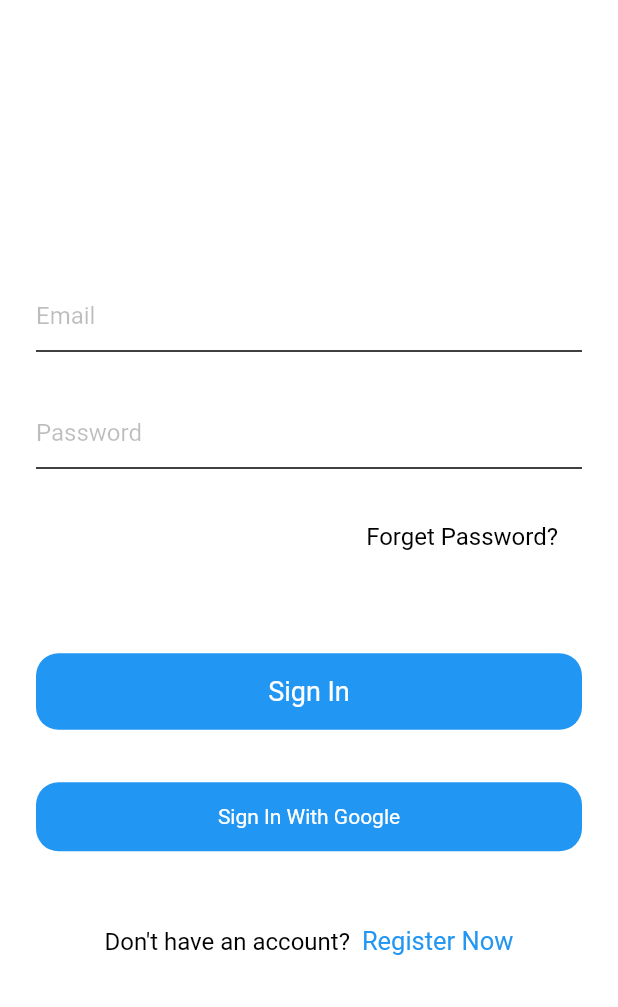
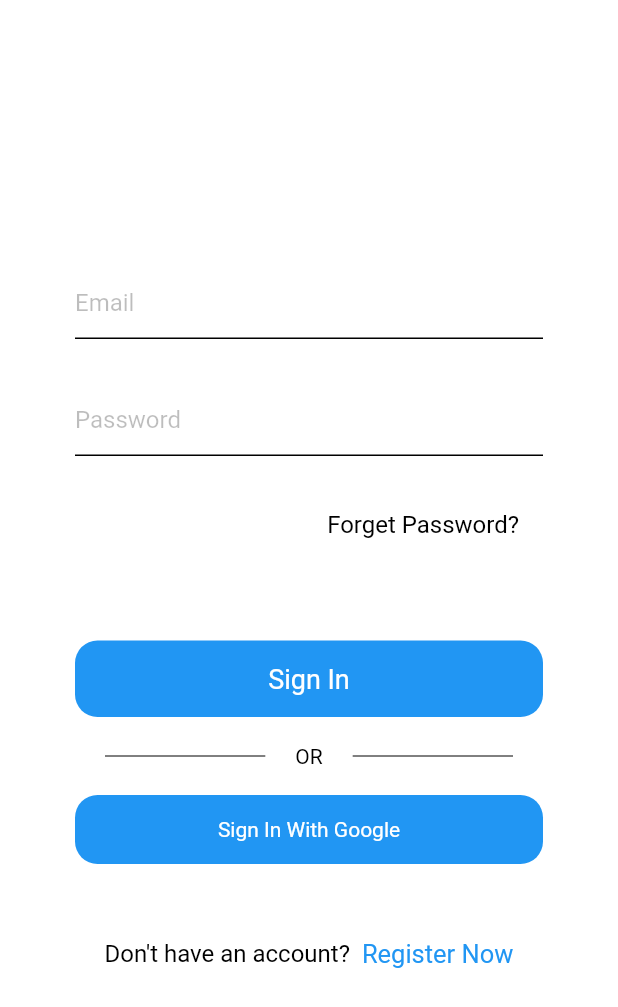
Before and after one commit to AtomicRahul/chat_app, a Flutter app: the screen it shows after launch, after a tap on "Sign in", on a phone screen of 412 x 824 dp. Shown: the top 1007 px of the screen. Run offline on Flutter 3.47's test engine with Material 2 defaults, Android fonts, the phone set to English and light mode, and no system bars; our stand-ins replace firebase_auth; accounts and stored records are empty.

Commit message:
ui change minor

```diff
--- a/lib/views/signin.dart
+++ b/lib/views/signin.dart
@@ -20,7 +20,7 @@ class _SignInState extends State<SignIn> {
           SingleChildScrollView(
             child: Container(
               child: Container(
-                padding: EdgeInsets.symmetric(horizontal: 24),
+                padding: EdgeInsets.symmetric(horizontal: 50),
                 child: Column(
                   children: [
                     TextField(
@@ -59,7 +59,34 @@ class _SignInState extends State<SignIn> {
                         style: TextStyle(fontSize: 18, color: Colors.white),
                       ),
                     ),
-                    SizedBox(height: 35),
+                    SizedBox(
+                      height: 18,
+                    ),
+                    Row(
+                      children: [
+                        Expanded(
+                            child: Padding(
+                          padding: const EdgeInsets.only(right: 20, left: 20),
+                          child: Divider(
+                            color: Colors.black,
+                          ),
+                        )),
+                        Text(
+                          "OR",
+                          style: TextStyle(color: Colors.black),
+                        ),
+                        Expanded(
+                            child: Padding(
+                          padding: const EdgeInsets.only(right: 20, left: 20),
+                          child: Divider(
+                            color: Colors.black,
+                          ),
+                        ))
+                      ],
+                    ),
+                    SizedBox(
+                      height: 18,
+                    ),
                     Container(
                       alignment: Alignment.center,
                       width: MediaQuery.of(context).size.width,
--- a/lib/views/signup.dart
+++ b/lib/views/signup.dart
@@ -26,7 +26,7 @@ class _SignUpState extends State<SignUp> {
           SingleChildScrollView(
             child: Container(
               child: Container(
-                padding: EdgeInsets.symmetric(horizontal: 24),
+                padding: EdgeInsets.symmetric(horizontal: 50),
                 child: Column(
                   children: [
                     TextField(
@@ -72,7 +72,34 @@ class _SignUpState extends State<SignUp> {
                         style: TextStyle(fontSize: 18, color: Colors.white),
                       ),
                     ),
-                    SizedBox(height: 35),
+                    SizedBox(
+                      height: 18,
+                    ),
+                    Row(
+                      children: [
+                        Expanded(
+                            child: Padding(
+                          padding: const EdgeInsets.only(right: 20, left: 20),
+                          child: Divider(
+                            color: Colors.black,
+                          ),
+                        )),
+                        Text(
+                          "OR",
+                          style: TextStyle(color: Colors.black),
+                        ),
+                        Expanded(
+                            child: Padding(
+                          padding: const EdgeInsets.only(right: 20, left: 20),
+                          child: Divider(
+                            color: Colors.black,
+                          ),
+                        ))
+                      ],
+                    ),
+                    SizedBox(
+                      height: 18,
+                    ),
                     Container(
                       alignment: Alignment.center,
                       width: MediaQuery.of(context).size.width,
```
